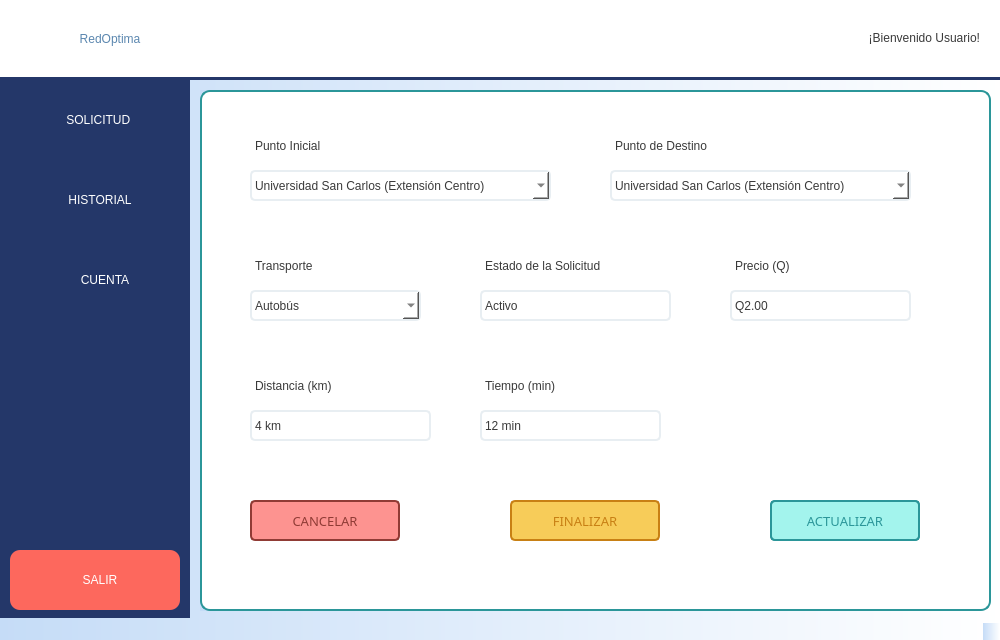
Titi-xD/Prueba, file servicio_usuario.ui: the form before one commit.
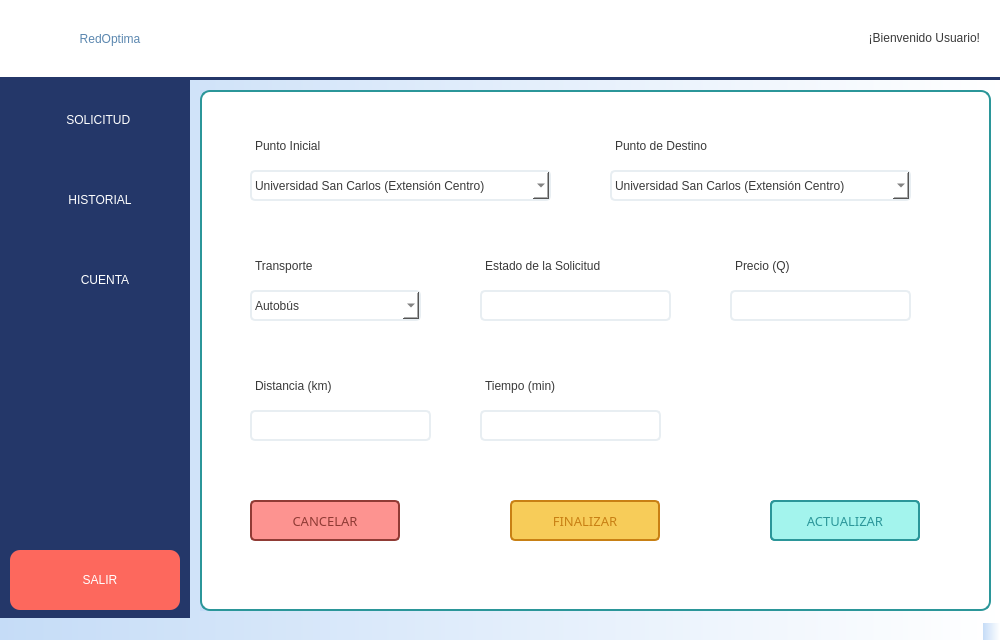
The form after the commit. The open tabs and pages were chosen to show the change. Icons and pictures are not drawn.

```diff
--- a/servicio_usuario.ui
+++ b/servicio_usuario.ui
@@ -1145,7 +1145,7 @@
 border-radius: 5px;</string>
          </property>
          <property name="text">
-          <string>Activo</string>
+          <string/>
          </property>
         </widget>
         <widget class="QLabel" name="lab_precio">
@@ -1168,7 +1168,7 @@
 border-radius: 5px;</string>
          </property>
          <property name="text">
-          <string>Q2.00</string>
+          <string/>
          </property>
         </widget>
         <widget class="QLabel" name="lab_precio_t">
@@ -1209,7 +1209,7 @@
 border-radius: 5px;</string>
          </property>
          <property name="text">
-          <string>4 km</string>
+          <string/>
          </property>
         </widget>
         <widget class="QLabel" name="lab_distancia_t">
@@ -1248,7 +1248,7 @@
           <string>Tiempo (min)</string>
          </property>
         </widget>
-        <widget class="QLabel" name="lab_tiempo_2">
+        <widget class="QLabel" name="lab_tiempo">
          <property name="enabled">
           <bool>false</bool>
          </property>
@@ -1268,7 +1268,7 @@
 border-radius: 5px;</string>
          </property>
          <property name="text">
-          <string>12 min</string>
+          <string/>
          </property>
         </widget>
         <widget class="QPushButton" name="btn_crear">
```
Left out of the diff: 4 changed lines with no effect on the pictures.
